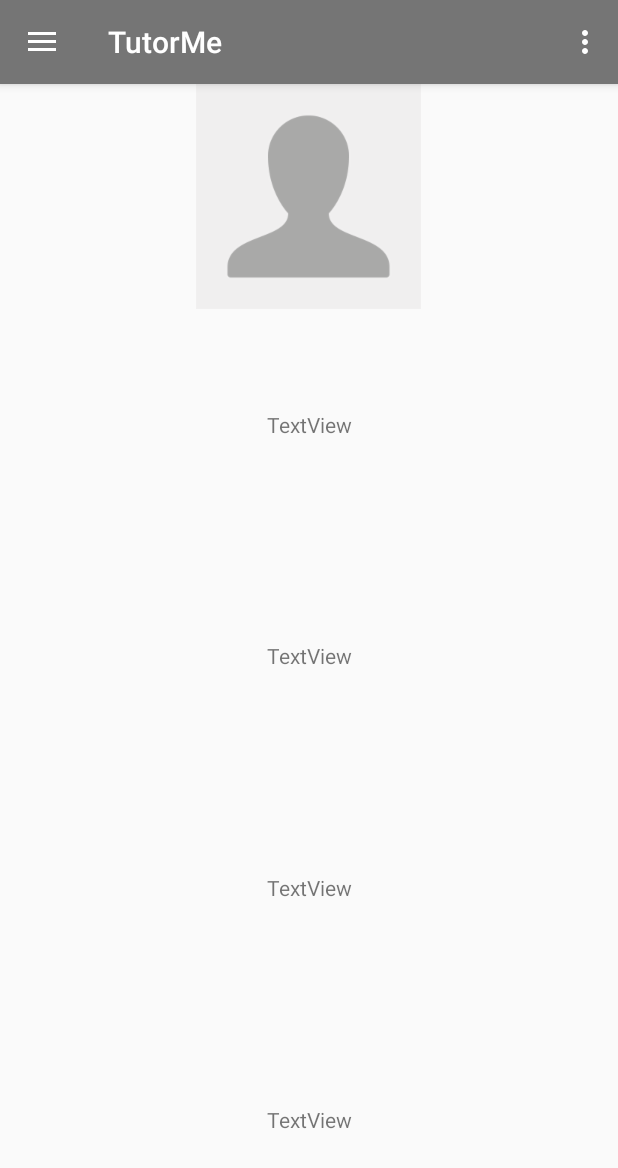
After one commit to vinguyen96/TutorMe, an Android app: the fragment UserViewFragment placed in its activity, on a phone screen of 412 x 824 dp. The commit adds this screen. Shown: the top 1168 px of the screen. Run offline under Robolectric (Android 15) with nearby library versions, the phone set to English and light mode, and no system bars; our stand-ins replace Firebase (no records; nobody signed in at launch, a user with empty details on screens opened directly); libraries missing offline, so code that uses them is left out: com.firebase.ui; 1 statement that could not run was skipped.

Commit message:
Click on tutor

```diff
--- /dev/null
+++ b/app/src/main/java/com/vinguyen/tutorme3/UserViewFragment.java
@@ -0,0 +1,109 @@
+package com.vinguyen.tutorme3;
+
+import android.net.Uri;
+import android.os.Bundle;
+import android.support.annotation.NonNull;
+import android.support.v4.app.Fragment;
+import android.util.Log;
+import android.view.LayoutInflater;
+import android.view.View;
+import android.view.ViewGroup;
+import android.widget.ImageView;
+import android.widget.TextView;
+
+import com.bumptech.glide.Glide;
+import com.bumptech.glide.signature.StringSignature;
+import com.firebase.ui.storage.images.FirebaseImageLoader;
+import com.google.android.gms.tasks.OnFailureListener;
+import com.google.android.gms.tasks.OnSuccessListener;
+import com.google.firebase.auth.FirebaseAuth;
+import com.google.firebase.database.DataSnapshot;
+import com.google.firebase.database.DatabaseError;
+import com.google.firebase.database.DatabaseReference;
+import com.google.firebase.database.FirebaseDatabase;
+import com.google.firebase.database.ValueEventListener;
+import com.google.firebase.storage.FirebaseStorage;
+import com.google.firebase.storage.StorageReference;
+
+
+public class UserViewFragment extends Fragment {
+
+    private FirebaseDatabase userDatabase;
+    private DatabaseReference userReference;
+    private TextView profileName, profileAge, profileDegree, profileContact;
+    private ImageView imgView;
+    String userID;
+    private StorageReference myRef, defaultRef, storageRef;
+
+
+    public View onCreateView(LayoutInflater inflater, ViewGroup container,
+                             Bundle savedInstanceState) {
+        // Inflate the layout for this fragment
+        View rootView = inflater.inflate(R.layout.fragment_user_view, container, false);
+        Bundle bundle = this.getArguments();
+        if (bundle != null) {
+            userID = bundle.getString("message");
+        }
+
+        profileName=(TextView) rootView.findViewById(R.id.profileName);
+        profileAge=(TextView) rootView.findViewById(R.id.profileAge);
+        profileDegree=(TextView) rootView.findViewById(R.id.profileDegree);
+        profileContact=(TextView) rootView.findViewById(R.id.profileContact);
+
+        imgView=(ImageView) rootView.findViewById(R.id.imgView);
+
+        userDatabase = FirebaseDatabase.getInstance();
+        userReference = userDatabase.getReference();
+        if (FirebaseAuth.getInstance().getCurrentUser() != null && userID != null) {
+            FirebaseStorage storage = FirebaseStorage.getInstance();
+            storageRef = storage.getReferenceFromUrl("gs://tutorme-61083.appspot.com/userProfileImages");
+            myRef = storageRef.child(userID + ".jpg");
+            defaultRef = storageRef.child("default.jpg");
+            refreshImage();
+            userReference.addValueEventListener(new ValueEventListener() {
+                @Override
+                public void onDataChange(DataSnapshot dataSnapshot) {
+                    Log.d("CHECKPOINT", userID);
+                    showData(dataSnapshot);
+                }
+                @Override
+                public void onCancelled(DatabaseError databaseError) { }
+            });
+        }
+        return rootView;
+    }
+
+    private void showData(DataSnapshot dataSnapshot){
+        for(DataSnapshot ds:dataSnapshot.getChildren()){
+            UserEntity userEntity=new UserEntity();
+            if (ds.hasChild(userID)){
+                userEntity.setName(ds.child(userID).getValue(UserEntity.class).getName());
+                userEntity.setAge(ds.child(userID).getValue(UserEntity.class).getAge());
+                userEntity.setDegree(ds.child(userID).getValue(UserEntity.class).getDegree());
+                userEntity.setContact(ds.child(userID).getValue(UserEntity.class).getContact());
+
+                profileName.setText("Name: " + userEntity.getName());
+                profileAge.setText("Age: " + userEntity.getAge());
+                profileDegree.setText("Degree: " + userEntity.getDegree());
+                profileContact.setText("Contact: " + userEntity.getContact());
+            }
+        }
+
+    }
+
+    public void refreshImage() {
+        if (getActivity() != null) {
+            myRef.getDownloadUrl().addOnSuccessListener(new OnSuccessListener<Uri>() {
+                @Override
+                public void onSuccess(Uri uri) {
+                    Glide.with(getActivity()).using(new FirebaseImageLoader()).load(myRef).signature(new StringSignature(String.valueOf(System.currentTimeMillis()))).into(imgView);
+                }
+            }).addOnFailureListener(new OnFailureListener() {
+                @Override
+                public void onFailure(@NonNull Exception exception) {
+                    Glide.with(getActivity()).using(new FirebaseImageLoader()).load(defaultRef).signature(new StringSignature(String.valueOf(System.currentTimeMillis()))).into(imgView);
+                }
+            });
+        }
+    }
+}
--- a/app/src/main/res/layout/activity_main.xml
+++ b/app/src/main/res/layout/activity_main.xml
@@ -27,6 +27,7 @@
                 android:id="@+id/imgView"
                 android:layout_width="@dimen/logo_w_h"
                 android:layout_height="@dimen/logo_w_h"
+                app:srcCompat="@drawable/defaultprofile"
                 android:layout_gravity="center_horizontal" />
 
             <LinearLayout
--- /dev/null
+++ b/app/src/main/res/layout/fragment_user_view.xml
@@ -0,0 +1,56 @@
+<android.support.design.widget.CoordinatorLayout xmlns:android="http://schemas.android.com/apk/res/android"
+    xmlns:app="http://schemas.android.com/apk/res-auto"
+    xmlns:tools="http://schemas.android.com/tools"
+    android:layout_width="match_parent"
+    android:layout_height="match_parent"
+    tools:context="com.vinguyen.tutorme3.UserViewFragment">
+
+    <!-- TODO: Update blank fragment layout -->
+
+    <LinearLayout
+        android:layout_width="match_parent"
+        android:layout_height="match_parent"
+        android:orientation="vertical">
+
+        <ImageView
+            android:id="@+id/imgView"
+            android:layout_width="@dimen/logo_w_h"
+            android:layout_height="@dimen/logo_w_h"
+            app:srcCompat="@drawable/defaultprofile"
+            android:layout_gravity="center_horizontal" />
+
+        <TextView
+            android:id="@+id/profileName"
+            android:layout_width="match_parent"
+            android:layout_height="wrap_content"
+            android:layout_weight="1"
+            android:text="TextView"
+            android:gravity="center"/>
+
+        <TextView
+            android:id="@+id/profileAge"
+            android:layout_width="match_parent"
+            android:layout_height="wrap_content"
+            android:layout_weight="1"
+            android:text="TextView"
+            android:gravity="center"/>
+
+        <TextView
+            android:id="@+id/profileDegree"
+            android:layout_width="match_parent"
+            android:layout_height="wrap_content"
+            android:layout_weight="1"
+            android:text="TextView"
+            android:gravity="center"/>
+
+        <TextView
+            android:id="@+id/profileContact"
+            android:layout_width="match_parent"
+            android:layout_height="wrap_content"
+            android:layout_weight="1"
+            android:text="TextView"
+            android:gravity="center" />
+
+    </LinearLayout>
+
+</android.support.design.widget.CoordinatorLayout>
```
Also changed, not shown: app/src/main/java/com/vinguyen/tutorme3/FindTutorFragment.java (+22 -2 lines), app/src/main/res/drawable-hdpi/defaultprofile.png (added), app/src/main/res/drawable-mdpi/defaultprofile.png (added), app/src/main/res/drawable-xhdpi/defaultprofile.png (added), app/src/main/res/drawable-xxhdpi/defaultprofile.png (added), app/src/main/res/drawable-xxxhdpi/defaultprofile.png (added).
